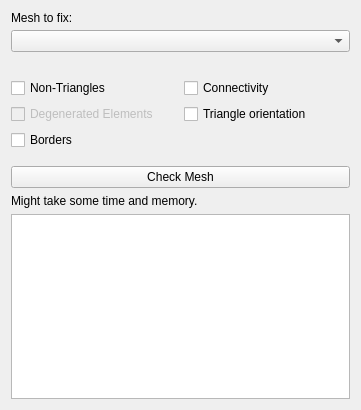
Old version of the form src/custom/tabs/MeshCheckTabWidget.ui in the repository PeterZs/ShapeAnalyzer.
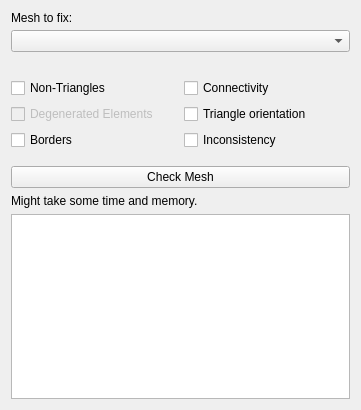
New version of the form.

Diff of the .ui file:
```diff
--- a/src/custom/tabs/MeshCheckTabWidget.ui
+++ b/src/custom/tabs/MeshCheckTabWidget.ui
@@ -83,6 +83,13 @@
        </property>
       </widget>
      </item>
+     <item row="2" column="1">
+      <widget class="QCheckBox" name="checkBoxInconsistency">
+       <property name="text">
+        <string>Inconsistency</string>
+       </property>
+      </widget>
+     </item>
     </layout>
    </item>
    <item>
```
